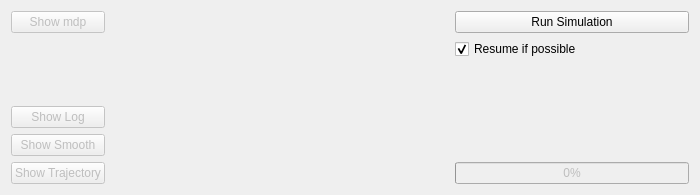
The window that ui/simulationstatus.ui (breuerss/gromacs-ui) describes before a commit, drawn with Qt 5.
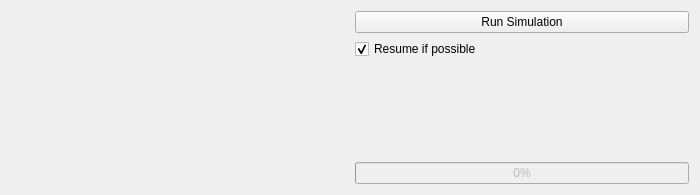
The same window after the commit. Icons and pictures are not drawn.

Diff of the .ui file:
```diff
--- a/ui/simulationstatus.ui
+++ b/ui/simulationstatus.ui
@@ -14,75 +14,6 @@
    <string>Form</string>
   </property>
   <layout class="QHBoxLayout" name="horizontalLayout">
-   <item>
-    <layout class="QVBoxLayout" name="verticalLayout_30">
-     <item>
-      <widget class="QPushButton" name="showMdp">
-       <property name="enabled">
-        <bool>false</bool>
-       </property>
-       <property name="text">
-        <string>Show mdp</string>
-       </property>
-       <property name="icon">
-        <iconset theme="emblem-system">
-         <normaloff>.</normaloff>.</iconset>
-       </property>
-      </widget>
-     </item>
-     <item>
-      <spacer name="verticalSpacer_6">
-       <property name="orientation">
-        <enum>Qt::Vertical</enum>
-       </property>
-       <property name="sizeHint" stdset="0">
-        <size>
-         <width>20</width>
-         <height>40</height>
-        </size>
-       </property>
-      </spacer>
-     </item>
-     <item>
-      <widget class="QPushButton" name="showLog">
-       <property name="enabled">
-        <bool>false</bool>
-       </property>
-       <property name="text">
-        <string>Show Log</string>
-       </property>
-       <property name="icon">
-        <iconset theme="document">
-         <normaloff>.</normaloff>.</iconset>
-       </property>
-      </widget>
-     </item>
-     <item>
-      <widget class="QPushButton" name="showSmoothTrajectory">
-       <property name="enabled">
-        <bool>false</bool>
-       </property>
-       <property name="text">
-        <string>Show Smooth</string>
-       </property>
-      </widget>
-     </item>
-     <item>
-      <widget class="QPushButton" name="showTrajectoryButton">
-       <property name="enabled">
-        <bool>false</bool>
-       </property>
-       <property name="text">
-        <string>Show Trajectory</string>
-       </property>
-       <property name="icon">
-        <iconset theme="display">
-         <normaloff>.</normaloff>.</iconset>
-       </property>
-      </widget>
-     </item>
-    </layout>
-   </item>
    <item>
     <spacer name="horizontalSpacer_2">
      <property name="orientation">
```
